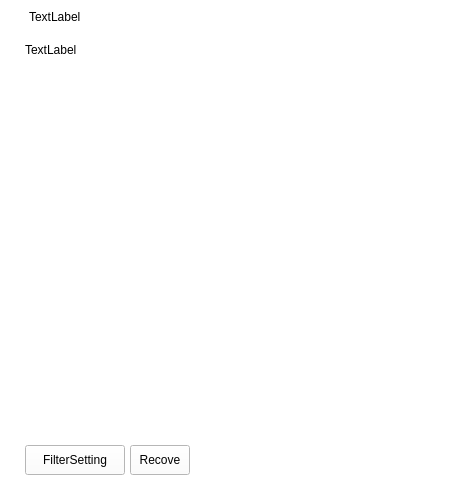
Before: the Qt Designer form src/kylinburnerfilefilter.ui in UbuntuKylin/kylin-burner, drawn with Qt 5.
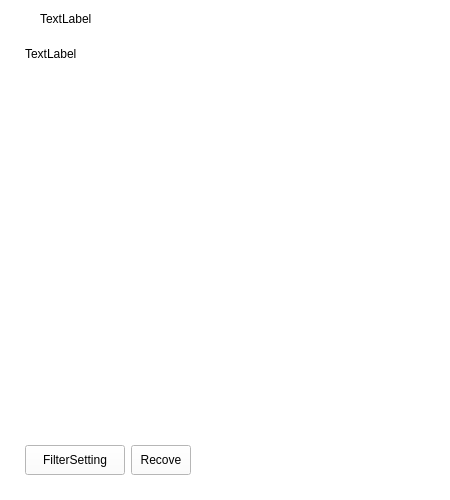
After: the same form once the commit is applied. Icons and pictures are not drawn.

Diff of the .ui file:
```diff
--- a/src/kylinburnerfilefilter.ui
+++ b/src/kylinburnerfilefilter.ui
@@ -49,13 +49,13 @@
      <property name="minimumSize">
       <size>
        <width>450</width>
-       <height>30</height>
+       <height>34</height>
       </size>
      </property>
      <property name="maximumSize">
       <size>
        <width>450</width>
-       <height>30</height>
+       <height>34</height>
       </size>
      </property>
      <layout class="QHBoxLayout" name="horizontalLayout_2">
@@ -63,7 +63,7 @@
        <number>0</number>
       </property>
       <property name="leftMargin">
-       <number>4</number>
+       <number>5</number>
       </property>
       <property name="topMargin">
        <number>4</number>
@@ -83,14 +83,14 @@
          <widget class="QLabel" name="label">
           <property name="minimumSize">
            <size>
-            <width>20</width>
-            <height>20</height>
+            <width>30</width>
+            <height>30</height>
            </size>
           </property>
           <property name="maximumSize">
            <size>
-            <width>20</width>
-            <height>20</height>
+            <width>30</width>
+            <height>30</height>
            </size>
           </property>
           <property name="styleSheet">
@@ -106,13 +106,13 @@
           <property name="minimumSize">
            <size>
             <width>100</width>
-            <height>20</height>
+            <height>30</height>
            </size>
           </property>
           <property name="maximumSize">
            <size>
             <width>100</width>
-            <height>20</height>
+            <height>30</height>
            </size>
           </property>
           <property name="styleSheet">
@@ -142,14 +142,14 @@
        <widget class="QLabel" name="labelClose">
         <property name="minimumSize">
          <size>
-          <width>20</width>
-          <height>20</height>
+          <width>30</width>
+          <height>30</height>
          </size>
         </property>
         <property name="maximumSize">
          <size>
-          <width>20</width>
-          <height>20</height>
+          <width>30</width>
+          <height>30</height>
          </size>
         </property>
         <property name="styleSheet">
@@ -178,9 +178,6 @@
       </size>
      </property>
      <layout class="QHBoxLayout" name="horizontalLayout_3">
-      <property name="spacing">
-       <number>0</number>
-      </property>
       <property name="leftMargin">
        <number>25</number>
       </property>
@@ -197,13 +194,13 @@
        <widget class="QLabel" name="labelName">
         <property name="minimumSize">
          <size>
-          <width>300</width>
+          <width>425</width>
           <height>40</height>
          </size>
         </property>
         <property name="maximumSize">
          <size>
-          <width>300</width>
+          <width>425</width>
           <height>40</height>
          </size>
         </property>
@@ -215,28 +212,24 @@
         </property>
        </widget>
       </item>
-      <item>
-       <spacer name="horizontalSpacer_2">
-        <property name="orientation">
-         <enum>Qt::Horizontal</enum>
-        </property>
-        <property name="sizeHint" stdset="0">
-         <size>
-          <width>272</width>
-          <height>20</height>
-         </size>
-        </property>
-       </spacer>
-      </item>
      </layout>
     </widget>
    </item>
    <item>
     <widget class="QWidget" name="widget_3" native="true">
-     <layout class="QHBoxLayout" name="horizontalLayout_5">
-      <property name="spacing">
-       <number>0</number>
-      </property>
+     <property name="minimumSize">
+      <size>
+       <width>450</width>
+       <height>371</height>
+      </size>
+     </property>
+     <property name="maximumSize">
+      <size>
+       <width>450</width>
+       <height>371</height>
+      </size>
+     </property>
+     <layout class="QGridLayout" name="gridLayout">
       <property name="leftMargin">
        <number>25</number>
       </property>
@@ -249,7 +242,10 @@
       <property name="bottomMargin">
        <number>10</number>
       </property>
-      <item>
+      <property name="spacing">
+       <number>0</number>
+      </property>
+      <item row="0" column="0">
        <widget class="QTreeView" name="treeView">
         <property name="frameShape">
          <enum>QFrame::NoFrame</enum>
@@ -280,9 +276,6 @@
       </size>
      </property>
      <layout class="QHBoxLayout" name="horizontalLayout_4">
-      <property name="spacing">
-       <number>5</number>
-      </property>
       <property name="leftMargin">
        <number>25</number>
       </property>
```
Left out of the diff: 6 changed lines with no effect on the pictures.
